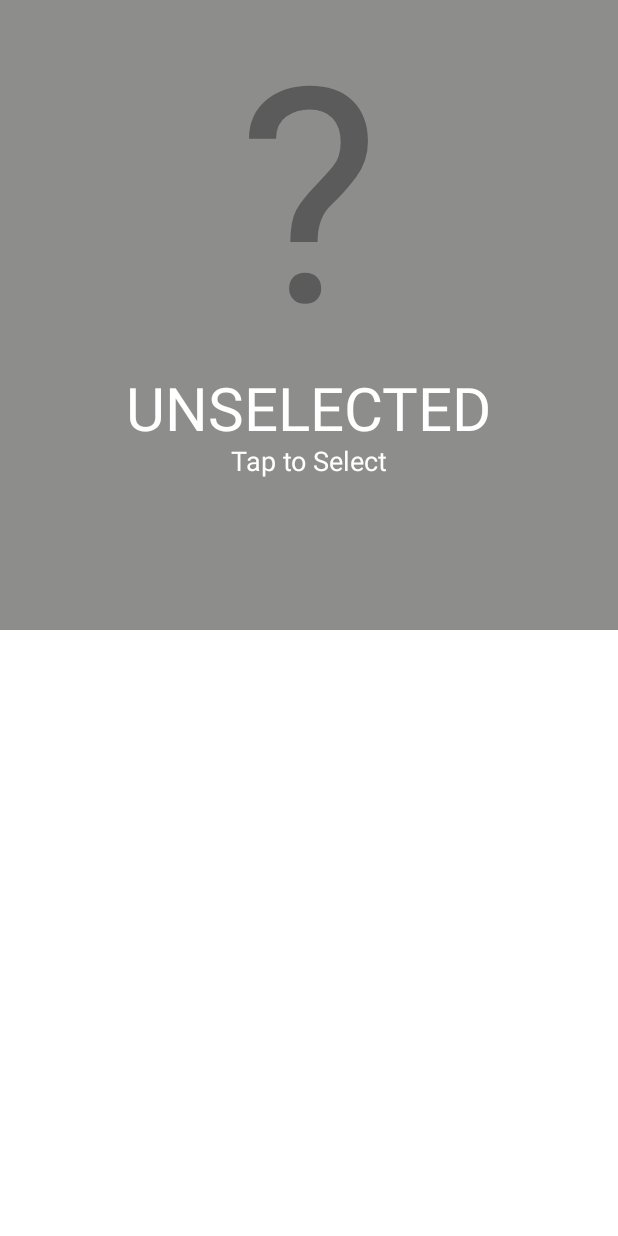
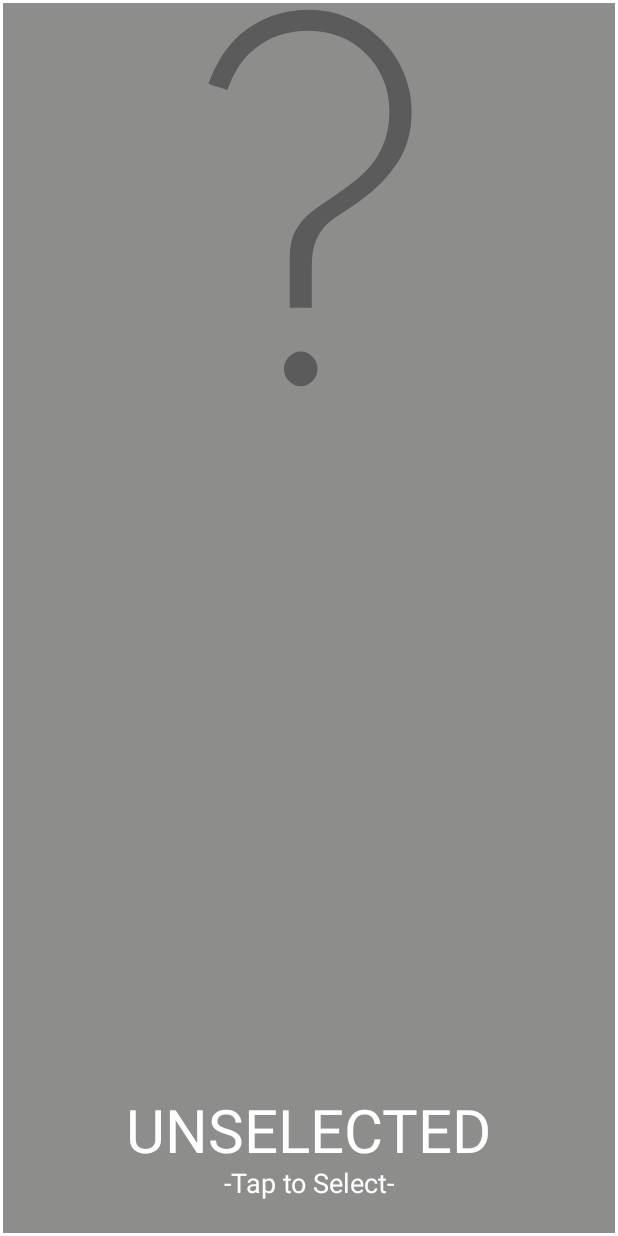
Before and after one commit to Pablit0x/DailyChallengeCards, an Android app built with Jetpack Compose: the composable UnselectedChallengeCard shown on its own in the app's theme, on a phone screen of 412 x 824 dp. Run offline under Robolectric (Android 15) with nearby library versions, the phone set to English and light mode, and no system bars; 6 statements that could not run were skipped.

Commit message:
start for UI

```diff
--- a/app/src/main/java/com/pa/dailychallengecards/presentation/components/UnselectedChallengeCard.kt
+++ b/app/src/main/java/com/pa/dailychallengecards/presentation/components/UnselectedChallengeCard.kt
@@ -1,14 +1,20 @@
 package com.pa.dailychallengecards.presentation.components
 
 import androidx.compose.foundation.background
+import androidx.compose.foundation.border
 import androidx.compose.foundation.layout.*
+import androidx.compose.material.Card
 import androidx.compose.material.Text
 import androidx.compose.runtime.Composable
 import androidx.compose.ui.Alignment
 import androidx.compose.ui.Modifier
 import androidx.compose.ui.graphics.Color
+import androidx.compose.ui.input.key.Key.Companion.R
+import androidx.compose.ui.text.font.Font
+import androidx.compose.ui.text.font.FontFamily
 import androidx.compose.ui.unit.dp
 import androidx.compose.ui.unit.sp
+import com.pa.dailychallengecards.ui.theme.Jose
 import com.pa.dailychallengecards.ui.theme.question_mark_color
 import com.pa.dailychallengecards.ui.theme.text_color
 import com.pa.dailychallengecards.ui.theme.unselected_card_background_color
@@ -16,34 +22,49 @@ import com.pa.dailychallengecards.ui.theme.unselected_card_background_color
 @Composable
 fun UnselectedChallengeCard(){
 
+    Card(
+        modifier = Modifier
+            .fillMaxSize()
+            .border(2.dp,Color.White)
+    ) {
         Column(
             modifier = Modifier
-            .background(unselected_card_background_color)
-            .padding(16.dp, 16.dp, 16.dp, 0.dp)
-            .fillMaxWidth()
-            .fillMaxHeight(0.5f),
+                .background(unselected_card_background_color),
             horizontalAlignment = Alignment.CenterHorizontally,
+            verticalArrangement = Arrangement.Top
         ) {
             Row() {
                 Text(
                     text = "?",
-                fontSize = 200.sp,
-                color = question_mark_color
+                    fontSize = 350.sp,
+                    color = question_mark_color,
+                    fontFamily = Jose
                 )
             }
+        }
+
+        Column(
+            modifier = Modifier
+                .padding(8.dp, 24.dp, 8.dp, 24.dp),
+            horizontalAlignment = Alignment.CenterHorizontally,
+            verticalArrangement = Arrangement.Bottom
+        ){
             Row() {
                 Text(
                     text = "UNSELECTED",
                     fontSize = 40.sp,
-                color = text_color
+                    color = text_color,
+                    fontFamily = FontFamily.Default
                 )
             }
+
             Row() {
                 Text(
-                text = "Tap to Select",
+                    text = "-Tap to Select-",
                     fontSize = 18.sp,
                     color = text_color
                 )
             }
         }
     }
+}
--- a/app/src/main/java/com/pa/dailychallengecards/ui/theme/Color.kt
+++ b/app/src/main/java/com/pa/dailychallengecards/ui/theme/Color.kt
@@ -11,3 +11,7 @@ val Teal200 = Color(0xFF03DAC5)
 val text_color = Color.White
 val question_mark_color = Color(0xFF5C5B5B)
 val unselected_card_background_color = Color(0xFF8D8D8C)
+val orange = Color(0xFFFF6F00)
+
+
+val EASY = Color(0xFF39A6B9)
--- /dev/null
+++ b/app/src/main/res/drawable/ic_baseline_keyboard_arrow_down_24.xml
@@ -0,0 +1,5 @@
+<vector android:height="24dp" android:tint="#000000"
+    android:viewportHeight="24" android:viewportWidth="24"
+    android:width="24dp" xmlns:android="http://schemas.android.com/apk/res/android">
+    <path android:fillColor="@android:color/white" android:pathData="M7.41,8.59L12,13.17l4.59,-4.58L18,10l-6,6 -6,-6 1.41,-1.41z"/>
+</vector>
--- /dev/null
+++ b/app/src/main/res/drawable/ic_baseline_keyboard_arrow_down_48.xml
@@ -0,0 +1,5 @@
+<vector android:height="48dp" android:tint="#C6C6C6"
+    android:viewportHeight="24" android:viewportWidth="24"
+    android:width="48dp" xmlns:android="http://schemas.android.com/apk/res/android">
+    <path android:fillColor="@android:color/white" android:pathData="M7.41,8.59L12,13.17l4.59,-4.58L18,10l-6,6 -6,-6 1.41,-1.41z"/>
+</vector>
--- /dev/null
+++ b/app/src/main/res/drawable/ic_baseline_keyboard_arrow_down_64.xml
@@ -0,0 +1,5 @@
+<vector android:height="64dp" android:tint="#FFFFFF"
+    android:viewportHeight="24" android:viewportWidth="24"
+    android:width="64dp" xmlns:android="http://schemas.android.com/apk/res/android">
+    <path android:fillColor="@android:color/white" android:pathData="M7.41,8.59L12,13.17l4.59,-4.58L18,10l-6,6 -6,-6 1.41,-1.41z"/>
+</vector>
```
Also changed, not shown: app/src/main/java/com/pa/dailychallengecards/MainActivity.kt (+3 -5 lines), app/src/main/java/com/pa/dailychallengecards/presentation/challenges/ChallengeScreen.kt (+76 -13 lines), app/src/main/java/com/pa/dailychallengecards/presentation/components/ChallengeCard.kt (+87 -1 lines), app/src/main/java/com/pa/dailychallengecards/ui/theme/Font.kt (added, +12 -0 lines), app/src/main/res/drawable/the_background_image.jpg (deleted), app/src/main/res/font/josefin_slab_bold.ttf (added), app/src/main/res/font/josefin_slab_medium.ttf (added), app/src/main/res/font/josefin_slab_regular.ttf (added), app/src/main/res/font/josefin_slab_thin.ttf (added). Lines whose indentation alone changed are shown as unchanged.
